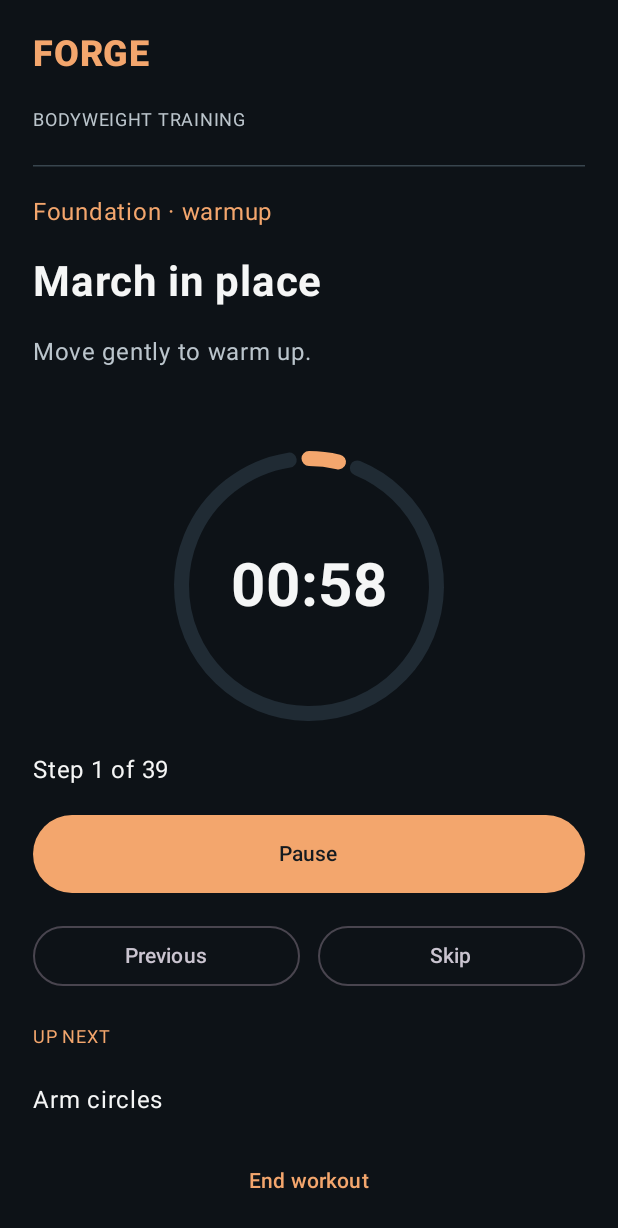
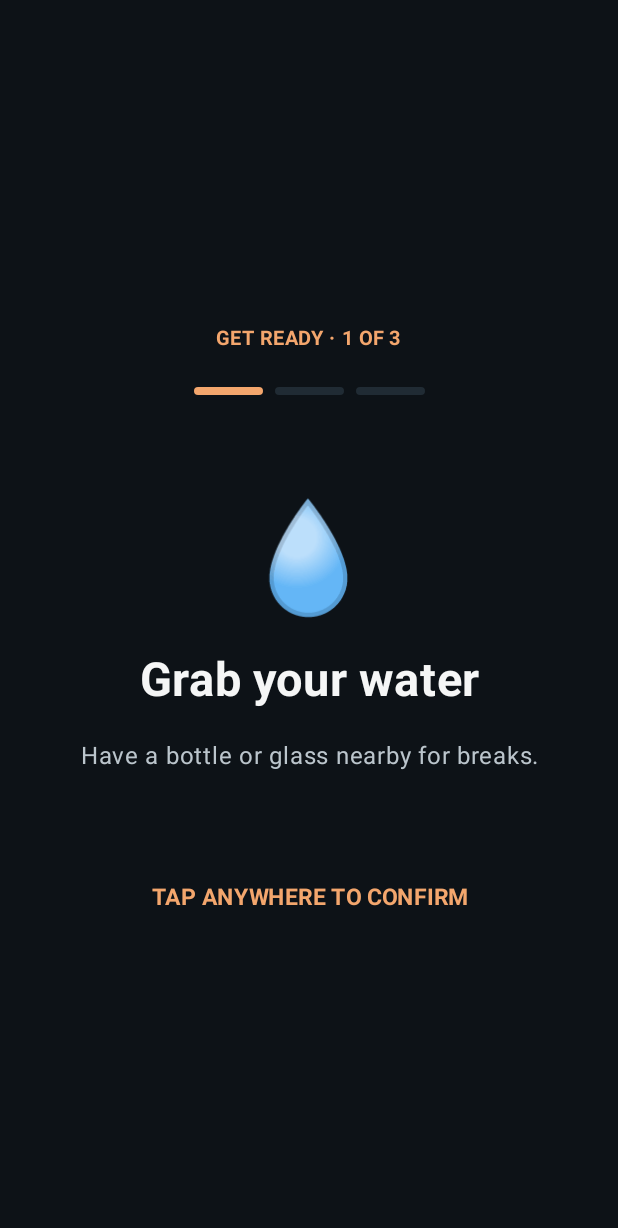
Before and after one commit to JackWilliamDonaghy-Dev/forge-android, an Android app built with Jetpack Compose: the screen it shows after launch (MainActivity), after a tap on an icon or button, on a phone screen of 412 x 824 dp. Shown: the top 1228 px of the screen. Run offline under Robolectric (Android 15) with nearby library versions, the phone set to English and light mode, and no system bars.

Commit message:
feat: restored next-exercise and form coaching; add settings and tap-to-ready flow

```diff
--- a/app/build.gradle.kts
+++ b/app/build.gradle.kts
@@ -10,8 +10,8 @@ android {
         applicationId = "dev.jackdonaghy.forge"
         minSdk = 26
         targetSdk = 35
-        versionCode = 2
-        versionName = "0.2.0"
+        versionCode = 3
+        versionName = "0.3.0"
     }
     buildTypes { release { isMinifyEnabled = false } }
     compileOptions {
--- /dev/null
+++ b/app/src/main/java/dev/jackdonaghy/forge/ExerciseTips.kt
@@ -0,0 +1,34 @@
+package dev.jackdonaghy.forge
+
+/**
+ * A single memorable correction per movement, kept short enough to speak
+ * at the beginning of the interval. These prompts are not a substitute
+ * for learning good technique or stopping when an exercise causes pain.
+ */
+object ExerciseTips {
+    private val tips = mapOf(
+        "Bodyweight squats" to "Keep heels down and knees in line with toes.",
+        "Incline push-ups" to "Keep your body straight and elbows slightly tucked.",
+        "Reverse lunges" to "Step back softly and keep your front heel planted.",
+        "Glute bridges" to "Lift using your glutes, not your lower back.",
+        "Marching high knees" to "Stand tall without leaning backwards.",
+        "Forearm plank" to "Brace your core; don't let your hips sink.",
+        "Dead bugs" to "Keep your lower back gently against the mat.",
+        "Step-out jacks" to "Step lightly and keep your knees comfortable.",
+        "Push-ups" to "Keep your body straight; don't flare your elbows wide.",
+        "Alternating lunges" to "Take controlled steps with your front heel planted.",
+        "Mountain climbers" to "Keep your hips steady and shoulders above wrists.",
+        "Right side plank" to "Keep your hips lifted in one straight line.",
+        "Left side plank" to "Keep your hips lifted in one straight line.",
+        "Glute bridge march" to "Keep your pelvis level as each foot rises.",
+        "High knees" to "Stand tall and land lightly.",
+        "Squat pulses" to "Move with control; keep knees aligned with toes.",
+        "Squat jumps" to "Land softly with bent knees.",
+        "Plank shoulder taps" to "Keep hips steady as you lift each hand.",
+        "Fast feet" to "Stay light on your feet and keep your chest tall.",
+        "Split squats" to "Lower straight down and keep your front heel grounded.",
+        "Step-back burpees" to "Step back under control and brace your core."
+    )
+    fun forExercise(name: String): String =
+        tips[name] ?: "Move with control and use comfortable form."
+}
--- a/app/src/main/java/dev/jackdonaghy/forge/ForgeViewModel.kt
+++ b/app/src/main/java/dev/jackdonaghy/forge/ForgeViewModel.kt
@@ -12,7 +12,12 @@ import kotlinx.coroutines.flow.asStateFlow
 import kotlinx.coroutines.isActive
 import kotlinx.coroutines.launch
 
+enum class ForgePage { HOME, SETTINGS, PREPARATION, WORKOUT }
+
 data class ForgeState(
+    val page: ForgePage = ForgePage.HOME,
+    val pendingPlan: Plan? = null,
+    val preparationIndex: Int = 0,
     val plan: Plan? = null,
     val timer: TimerSnapshot? = null,
     val speak: Boolean = true,
@@ -67,10 +72,48 @@ class ForgeViewModel(application: Application): AndroidViewModel(application) {
         }
     }
 
-    fun start(plan: Plan) {
+    fun openSettings() {
+        if (mutable.value.page == ForgePage.HOME) {
+            mutable.value = mutable.value.copy(page = ForgePage.SETTINGS)
+        }
+    }
+    fun closeSettings() {
+        if (mutable.value.page == ForgePage.SETTINGS) {
+            mutable.value = mutable.value.copy(page = ForgePage.HOME)
+        }
+    }
+    fun prepare(plan: Plan) {
+        if (mutable.value.page != ForgePage.HOME) return
+        mutable.value = mutable.value.copy(
+            page = ForgePage.PREPARATION,
+            pendingPlan = plan,
+            preparationIndex = 0
+        )
+    }
+    fun confirmPreparation() {
+        val current = mutable.value
+        if (current.page != ForgePage.PREPARATION) return
+        val plan = current.pendingPlan ?: return
+        if (current.preparationIndex < WorkoutPreparation.steps.lastIndex) {
+            mutable.value = current.copy(preparationIndex = current.preparationIndex + 1)
+        } else {
+            start(plan)
+        }
+    }
+    fun cancelPreparation() {
+        if (mutable.value.page == ForgePage.PREPARATION) {
+            mutable.value = mutable.value.copy(
+                page = ForgePage.HOME, pendingPlan = null, preparationIndex = 0
+            )
+        }
+    }
+    private fun start(plan: Plan) {
         timer = WorkoutTimer(plan)
         savedCompletion = false
-        mutable.value = mutable.value.copy(plan = plan, timer = timer!!.snapshot)
+        mutable.value = mutable.value.copy(
+            page = ForgePage.WORKOUT, plan = plan, pendingPlan = null,
+            preparationIndex = 0, timer = timer!!.snapshot
+        )
         dispatch(timer!!.toggle(SystemClock.elapsedRealtime()))
         publish()
     }
@@ -87,7 +130,7 @@ class ForgeViewModel(application: Application): AndroidViewModel(application) {
     fun leave() {
         pauseOnBackground()
         timer = null
-        mutable.value = mutable.value.copy(plan = null, timer = null)
+        mutable.value = mutable.value.copy(page = ForgePage.HOME, plan = null, timer = null)
     }
 
     fun setSpeak(on: Boolean) {
--- a/app/src/main/java/dev/jackdonaghy/forge/MainActivity.kt
+++ b/app/src/main/java/dev/jackdonaghy/forge/MainActivity.kt
@@ -4,6 +4,7 @@ import android.app.Activity
 import android.os.Bundle
 import android.view.WindowManager
 import androidx.activity.ComponentActivity
+import androidx.activity.compose.BackHandler
 import androidx.activity.compose.setContent
 import androidx.compose.foundation.BorderStroke
 import androidx.compose.foundation.clickable
@@ -15,12 +16,11 @@ import androidx.compose.material3.*
 import androidx.compose.runtime.*
 import androidx.compose.ui.Alignment
 import androidx.compose.ui.Modifier
-import androidx.compose.ui.graphics.Color
+import androidx.compose.ui.unit.dp
+import androidx.compose.ui.unit.sp
+import androidx.compose.ui.text.font.FontWeight
 import androidx.compose.ui.platform.LocalContext
 import androidx.lifecycle.compose.LocalLifecycleOwner
-import androidx.compose.ui.text.font.FontWeight
-import androidx.compose.ui.unit.dp
-import androidx.compose.ui.unit.sp
 import androidx.lifecycle.Lifecycle
 import androidx.lifecycle.LifecycleEventObserver
 import androidx.lifecycle.viewmodel.compose.viewModel
@@ -33,8 +33,12 @@ class MainActivity : ComponentActivity() {
 }
 
 @Composable
-private fun ThemeSelector(selected: ForgeTheme, palette: ForgePalette, onChange: (ForgeTheme) -> Unit) {
-    Text("APPEARANCE", color = palette.muted, fontSize = 12.sp, fontWeight = FontWeight.Bold)
+private fun ThemeSelector(
+    selected: ForgeTheme,
+    palette: ForgePalette,
+    onChange: (ForgeTheme) -> Unit
+) {
+    Text("THEME", color = palette.muted, fontSize = 12.sp, fontWeight = FontWeight.Bold)
     Column(verticalArrangement = Arrangement.spacedBy(10.dp)) {
         ForgeTheme.entries.chunked(2).forEach { themes ->
             Row(horizontalArrangement = Arrangement.spacedBy(10.dp)) {
@@ -55,12 +59,20 @@ private fun ThemeSelector(selected: ForgeTheme, palette: ForgePalette, onChange:
                             verticalAlignment = Alignment.CenterVertically,
                             horizontalArrangement = Arrangement.spacedBy(8.dp)
                         ) {
-                            Surface(color = swatch.accent, shape = RoundedCornerShape(50), modifier = Modifier.size(14.dp)) {}
-                            Text(theme.title, color = swatch.text, fontSize = 13.sp, fontWeight = FontWeight.Medium)
+                            Surface(
+                                color = swatch.accent,
+                                shape = RoundedCornerShape(50),
+                                modifier = Modifier.size(14.dp)
+                            ) {}
+                            Text(
+                                theme.title,
+                                color = swatch.text,
+                                fontSize = 13.sp,
+                                fontWeight = FontWeight.Medium
+                            )
                         }
                     }
                 }
-                if (themes.size == 1) Spacer(Modifier.weight(1f))
             }
         }
     }
@@ -84,7 +96,9 @@ private fun ForgeScreen(vm: ForgeViewModel = viewModel()) {
     }
     DisposableEffect(state.plan) {
         val activity = context as? Activity
-        if (state.plan != null) activity?.window?.addFlags(WindowManager.LayoutParams.FLAG_KEEP_SCREEN_ON)
+        if (state.plan != null) {
+            activity?.window?.addFlags(WindowManager.LayoutParams.FLAG_KEEP_SCREEN_ON)
+        }
         onDispose { activity?.window?.clearFlags(WindowManager.LayoutParams.FLAG_KEEP_SCREEN_ON) }
     }
     LaunchedEffect(vm, coach) {
@@ -93,6 +107,7 @@ private fun ForgeScreen(vm: ForgeViewModel = viewModel()) {
         }
     }
 
+    BackHandler(enabled = state.page == ForgePage.SETTINGS) { vm.closeSettings() }
     val colors = if (palette.isLight) {
         lightColorScheme(
             primary = palette.accent, onPrimary = palette.onAccent,
@@ -111,15 +126,39 @@ private fun ForgeScreen(vm: ForgeViewModel = viewModel()) {
 
     MaterialTheme(colorScheme = colors) {
         Scaffold(containerColor = palette.background) { outer ->
+            if (state.page == ForgePage.PREPARATION) {
+                PreparationScreen(
+                    modifier = Modifier.fillMaxSize().padding(outer),
+                    stepIndex = state.preparationIndex,
+                    palette = palette,
+                    onConfirm = vm::confirmPreparation,
+                    onBack = vm::cancelPreparation
+                )
+            } else {
                 Column(
                     Modifier.fillMaxSize().padding(outer).verticalScroll(rememberScrollState())
                         .padding(22.dp),
                     verticalArrangement = Arrangement.spacedBy(18.dp)
                 ) {
-                Text("FORGE", color = palette.accent, fontSize = 24.sp, fontWeight = FontWeight.Black)
+                    Row(Modifier.fillMaxWidth(), verticalAlignment = Alignment.CenterVertically) {
+                        Text(
+                            "FORGE", color = palette.accent,
+                            fontSize = 24.sp, fontWeight = FontWeight.Black,
+                            modifier = Modifier.weight(1f)
+                        )
+                        when (state.page) {
+                            ForgePage.HOME -> TextButton(onClick = vm::openSettings) {
+                                Text("⚙ Settings")
+                            }
+                            ForgePage.SETTINGS -> TextButton(onClick = vm::closeSettings) {
+                                Text("← Back")
+                            }
+                            else -> Unit
+                        }
+                    }
+                    if (state.page == ForgePage.HOME) {
                         Text("BODYWEIGHT TRAINING", fontSize = 12.sp, color = palette.muted)
                         HorizontalDivider(color = palette.outline)
-                if (state.plan == null) {
                         Text("Choose your session.", fontSize = 27.sp, fontWeight = FontWeight.Bold)
                         Text("${state.sessions} completed workouts  ·  ${state.minutes} minutes trained")
                         Plans.all.forEach { plan ->
@@ -130,12 +169,15 @@ private fun ForgeScreen(vm: ForgeViewModel = viewModel()) {
                                 ) {
                                     Text(plan.name, fontSize = 22.sp, fontWeight = FontWeight.Bold)
                                     Text("${plan.durationLabel}  ·  ${plan.level}", color = palette.accent)
-                                Button(onClick = { vm.start(plan) }, modifier = Modifier.fillMaxWidth()) {
+                                    Button(onClick = { vm.prepare(plan) }, modifier = Modifier.fillMaxWidth()) {
                                         Text("Start ${plan.name}")
                                     }
                                 }
                             }
                         }
+                    } else if (state.page == ForgePage.SETTINGS) {
+                        Text("Settings", fontSize = 27.sp, fontWeight = FontWeight.Bold)
+                        Text("Changes apply to every workout.", color = palette.muted)
                         Card(colors = CardDefaults.cardColors(containerColor = palette.surface)) {
                             Column(Modifier.fillMaxWidth().padding(15.dp)) {
                                 Row(verticalAlignment = Alignment.CenterVertically) {
@@ -143,15 +185,19 @@ private fun ForgeScreen(vm: ForgeViewModel = viewModel()) {
                                     Switch(checked = state.speak, onCheckedChange = vm::setSpeak)
                                 }
                                 Row(verticalAlignment = Alignment.CenterVertically) {
-                                Text("Beep countdown", Modifier.weight(1f))
+                                    Text("Countdown beeps", Modifier.weight(1f))
                                     Switch(checked = state.beep, onCheckedChange = vm::setBeep)
                                 }
                             }
                         }
                         ThemeSelector(state.theme, palette, vm::setTheme)
-                } else {
-                    val plan = state.plan!!
-                    val timer = state.timer!!
+                        HorizontalDivider(color = palette.outline)
+                        Text("Keep your workout space cool. Hydrate and stop if dizzy or overheated.",
+                            color = palette.muted, fontSize = 13.sp)
+                    } else if (state.page == ForgePage.WORKOUT) {
+                        val plan = state.plan
+                        val timer = state.timer
+                        if (plan != null && timer != null) {
                             if (timer.completed) {
                                 Text("Session complete!", fontSize = 29.sp, fontWeight = FontWeight.Bold)
                                 Text("Great work. Recover and hydrate.")
@@ -162,35 +208,72 @@ private fun ForgeScreen(vm: ForgeViewModel = viewModel()) {
                                 Text(step.name, fontSize = 28.sp, fontWeight = FontWeight.Bold)
                                 Text(step.guidance, color = palette.muted)
                                 Spacer(Modifier.height(15.dp))
-                        Box(Modifier.fillMaxWidth().height(185.dp), contentAlignment = Alignment.Center) {
+                                Box(
+                                    Modifier.fillMaxWidth().height(185.dp),
+                                    contentAlignment = Alignment.Center
+                                ) {
                                     CircularProgressIndicator(
-                                progress = { (1f - timer.remainingMs.toFloat() / (step.seconds * 1000f)).coerceIn(0f, 1f) },
+                                        progress = {
+                                            (1f - timer.remainingMs.toFloat() / (step.seconds * 1000f))
+                                                .coerceIn(0f, 1f)
+                                        },
                                         modifier = Modifier.size(180.dp),
                                         strokeWidth = 10.dp,
                                         trackColor = palette.surface
                                     )
                                     val seconds = (timer.remainingMs + 999L) / 1000L
-                            Text("%02d:%02d".format(seconds / 60, seconds % 60),
-                                fontSize = 40.sp, fontWeight = FontWeight.Bold)
+                                    Text(
+                                        "%02d:%02d".format(seconds / 60, seconds % 60),
+                                        fontSize = 40.sp, fontWeight = FontWeight.Bold
+                                    )
                                 }
-                        Text("Step ${timer.index + 1} of ${plan.steps.size}")
-                        Button(onClick = vm::playPause, modifier = Modifier.fillMaxWidth().height(52.dp)) {
+                                val fractionOfStep = (1f - timer.remainingMs.toFloat() /
+                                    (step.seconds * 1000f)).coerceIn(0f, 1f)
+                                LinearProgressIndicator(
+                                    progress = { (timer.index + fractionOfStep) / plan.steps.size },
+                                    modifier = Modifier.fillMaxWidth(),
+                                    trackColor = palette.surface
+                                )
+                                Button(
+                                    onClick = vm::playPause,
+                                    modifier = Modifier.fillMaxWidth().height(52.dp)
+                                ) {
                                     Text(if (timer.running) "Pause" else "Resume")
                                 }
                                 Row(horizontalArrangement = Arrangement.spacedBy(12.dp)) {
-                            OutlinedButton(onClick = vm::previous, modifier = Modifier.weight(1f)) { Text("Previous") }
-                            OutlinedButton(onClick = vm::skip, modifier = Modifier.weight(1f)) { Text("Skip") }
+                                    OutlinedButton(
+                                        onClick = vm::previous,
+                                        modifier = Modifier.weight(1f)
+                                    ) { Text("Previous") }
+                                    OutlinedButton(
+                                        onClick = vm::skip,
+                                        modifier = Modifier.weight(1f)
+                                    ) { Text("Skip") }
                                 }
-                        plan.steps.getOrNull(timer.index + 1)?.let { next ->
-                            Text("UP NEXT", color = palette.accent, fontSize = 12.sp)
-                            Text(next.name)
+                                if (step.phase != Phase.REST) {
+                                    val comingUp = plan.steps.drop(timer.index + 1)
+                                        .firstOrNull {
+                                            it.phase == Phase.EXERCISE ||
+                                                it.phase == Phase.COOLDOWN
                                         }
-                        TextButton(onClick = vm::leave, modifier = Modifier.fillMaxWidth()) { Text("End workout") }
+                                    if (comingUp != null) {
+                                        Text("COMING UP", color = palette.accent, fontSize = 12.sp)
+                                        Text(comingUp.name)
                                     }
                                 }
-                Text("Exercise in a cool space; hydrate and stop if dizzy or overheated.",
-                    color = palette.muted, fontSize = 12.sp)
+                                TextButton(
+                                    onClick = vm::leave,
+                                    modifier = Modifier.fillMaxWidth()
+                                ) { Text("End workout") }
+                            }
+                        }
+                        Text(
+                            "Use a cool space; hydrate and stop if dizzy or overheated.",
+                            color = palette.muted, fontSize = 12.sp
+                        )
                     }
                 }
             }
         }
+    }
+}
--- /dev/null
+++ b/app/src/main/java/dev/jackdonaghy/forge/PreparationScreen.kt
@@ -0,0 +1,99 @@
+package dev.jackdonaghy.forge
+
+import androidx.activity.compose.BackHandler
+import androidx.compose.foundation.background
+import androidx.compose.foundation.clickable
+import androidx.compose.foundation.layout.*
+import androidx.compose.foundation.shape.RoundedCornerShape
+import androidx.compose.material3.Text
+import androidx.compose.runtime.*
+import androidx.compose.ui.Alignment
+import androidx.compose.ui.Modifier
+import androidx.compose.ui.hapticfeedback.HapticFeedbackType
+import androidx.compose.ui.platform.LocalHapticFeedback
+import androidx.compose.ui.text.font.FontWeight
+import androidx.compose.ui.text.style.TextAlign
+import androidx.compose.ui.unit.dp
+import androidx.compose.ui.unit.sp
+import kotlinx.coroutines.delay
+
+/**
+ * A single full-screen tap target: tap anywhere in the app content to
+ * confirm readiness and automatically move to the next step.
+ */
+@Composable
+fun PreparationScreen(
+    modifier: Modifier = Modifier,
+    stepIndex: Int,
+    palette: ForgePalette,
+    onConfirm: () -> Unit,
+    onBack: () -> Unit
+) {
+    val step = WorkoutPreparation.steps[stepIndex]
+    var confirmed by remember(stepIndex) { mutableStateOf(false) }
+    val feedback = LocalHapticFeedback.current
+
+    BackHandler { onBack() }
+    LaunchedEffect(confirmed, stepIndex) {
+        if (confirmed) {
+            delay(240)
+            onConfirm()
+        }
+    }
+
+    Box(
+        modifier = modifier
+            .clickable(enabled = !confirmed) {
+                confirmed = true
+                feedback.performHapticFeedback(HapticFeedbackType.TextHandleMove)
+            }
+            .padding(horizontal = 28.dp, vertical = 24.dp),
+        contentAlignment = Alignment.Center
+    ) {
+        Column(
+            modifier = Modifier.fillMaxWidth(),
+            horizontalAlignment = Alignment.CenterHorizontally,
+            verticalArrangement = Arrangement.spacedBy(20.dp)
+        ) {
+            Text(
+                "GET READY · ${stepIndex + 1} OF ${WorkoutPreparation.steps.size}",
+                color = palette.accent, fontSize = 13.sp, fontWeight = FontWeight.Bold
+            )
+            Row(horizontalArrangement = Arrangement.spacedBy(8.dp)) {
+                repeat(WorkoutPreparation.steps.size) { i ->
+                    Box(
+                        Modifier.width(46.dp).height(5.dp).background(
+                            if (i <= stepIndex) palette.accent else palette.surface,
+                            RoundedCornerShape(50)
+                        )
+                    )
+                }
+            }
+            Spacer(Modifier.height(26.dp))
+            Text(step.symbol, fontSize = 72.sp)
+            Text(
+                step.title,
+                fontSize = 31.sp,
+                fontWeight = FontWeight.Bold,
+                color = palette.text,
+                textAlign = TextAlign.Center,
+                lineHeight = 38.sp
+            )
+            Text(
+                step.description,
+                fontSize = 16.sp,
+                color = palette.muted,
+                textAlign = TextAlign.Center,
+                lineHeight = 23.sp
+            )
+            Spacer(Modifier.height(30.dp))
+            Text(
+                if (confirmed) "✓ Confirmed" else "TAP ANYWHERE TO CONFIRM",
+                color = palette.accent,
+                fontSize = 15.sp,
+                fontWeight = FontWeight.Bold,
+                textAlign = TextAlign.Center
+            )
+        }
+    }
+}
--- a/app/src/main/java/dev/jackdonaghy/forge/WorkoutPlan.kt
+++ b/app/src/main/java/dev/jackdonaghy/forge/WorkoutPlan.kt
@@ -35,13 +35,13 @@ object Plans {
         repeat(rounds) { round ->
             exercises.forEachIndexed { i, name ->
                 // Round counts are for the plan structure, not spoken on every exercise.
-                steps += Step(name, "Keep a comfortable, controlled pace.", workSeconds, Phase.EXERCISE)
+                steps += Step(name, ExerciseTips.forExercise(name), workSeconds, Phase.EXERCISE)
                 val upcoming = when {
                     i < exercises.lastIndex -> exercises[i + 1]
                     round < rounds - 1 -> exercises.first()
                     else -> cooldown.first()
                 }
-                steps += Step("Rest", "Up next: $upcoming", restSeconds, Phase.REST)
+                steps += Step("Rest", "Next: $upcoming.", restSeconds, Phase.REST)
             }
         }
 
--- /dev/null
+++ b/app/src/main/java/dev/jackdonaghy/forge/WorkoutPreparation.kt
@@ -0,0 +1,27 @@
+package dev.jackdonaghy.forge
+
+/** Checklist shown between choosing a workout and starting its timer. */
+data class PreparationStep(
+    val title: String,
+    val description: String,
+    val symbol: String
+)
+object WorkoutPreparation {
+    val steps = listOf(
+        PreparationStep(
+            "Grab your water",
+            "Have a bottle or glass nearby for breaks.",
+            "💧"
+        ),
+        PreparationStep(
+            "Dressed for your workout?",
+            "Change into clothes you can move comfortably in.",
+            "👟"
+        ),
+        PreparationStep(
+            "Floor mat ready?",
+            "Set it out for planks and floor exercises.",
+            "▤"
+        )
+    )
+}
```
Also changed, not shown: app/src/main/java/dev/jackdonaghy/forge/CoachingPrompts.kt (+6 -2 lines), 3 other files. Lines whose indentation alone changed are shown as unchanged.
